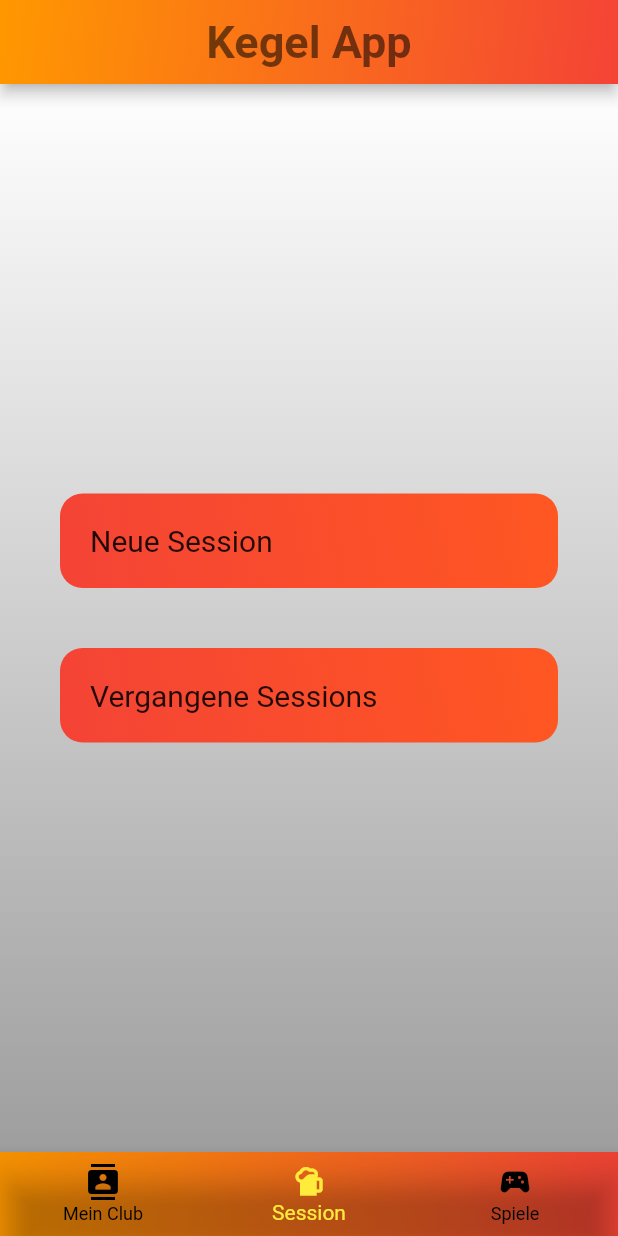
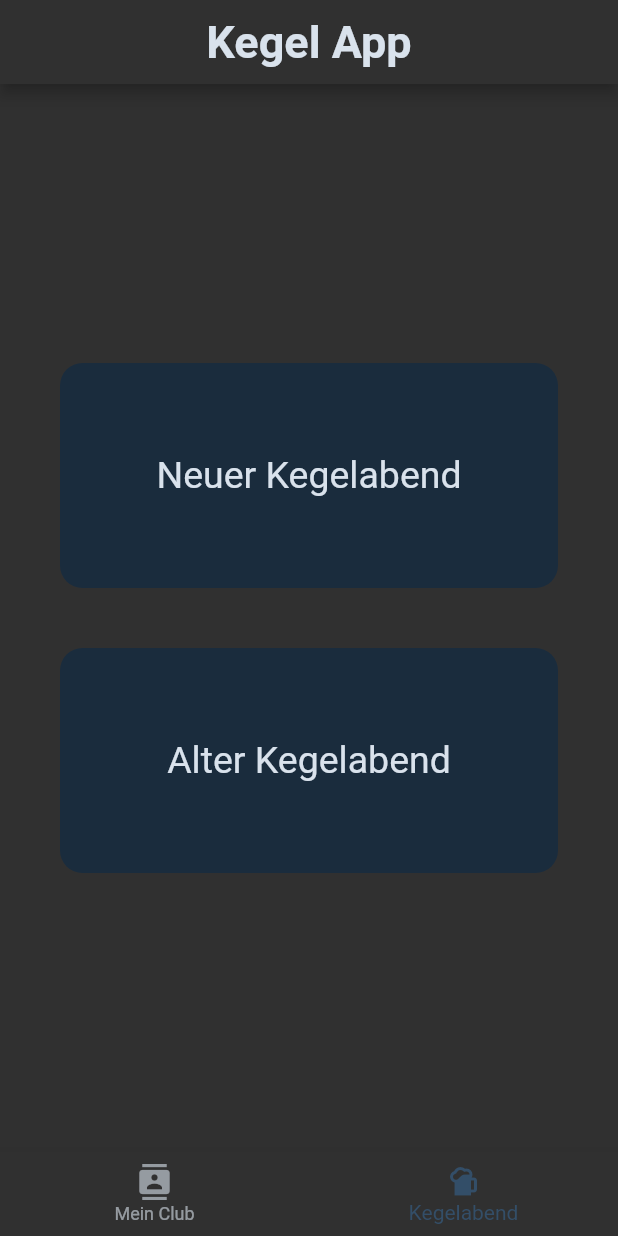
Before and after one commit to schikkinikki/KegelApp, a Flutter app: the screen it shows after launch, item 2 of the bottom bar chosen, on a phone screen of 412 x 824 dp. Run offline on Flutter 3.47's test engine with Material 2 defaults, Android fonts, the phone set to English and light mode, and no system bars; our stand-ins replace sqflite; missing offline and left inert: flutter_mailer, syncfusion_flutter_xlsio; accounts and stored records are empty.

Commit message:
redesign ui to dark/blue theme

```diff
--- a/KegelApp/lib/screens/sessions_screen.dart
+++ b/KegelApp/lib/screens/sessions_screen.dart
@@ -38,38 +38,38 @@ class _SessionScreenState extends State<SessionScreen> {
           GestureDetector(
             onTap: () => switchScreen(NewSessionScreen.routeName),
             child: Container(
+              height: 150,
               decoration: BoxDecoration(
                 borderRadius: BorderRadius.circular(15),
-                gradient: LinearGradient(
-                  begin: Alignment.bottomLeft,
-                  end: Alignment.topRight,
-                  colors: [Colors.red, Colors.deepOrange],
-                ),
+                color: Color.fromRGBO(16, 42, 67, 0.7),
               ),
               margin: EdgeInsets.all(20),
               padding: EdgeInsets.all(20),
-              child: Text(
-                "Neue Session",
-                style: TextStyle(fontSize: 20),
+              child: Center(
+                child: Text(
+                  "Neuer Kegelabend",
+                  style: TextStyle(
+                      fontSize: 25, color: Color.fromRGBO(217, 226, 236, 1)),
+                ),
               ),
             ),
           ),
           GestureDetector(
             onTap: () => switchScreen(OldSessionScreenV2.routeName),
             child: Container(
+              height: 150,
               decoration: BoxDecoration(
                 borderRadius: BorderRadius.circular(15),
-                gradient: LinearGradient(
-                  begin: Alignment.bottomLeft,
-                  end: Alignment.topRight,
-                  colors: [Colors.red, Colors.deepOrange],
-                ),
+                color: Color.fromRGBO(16, 42, 67, 0.7),
               ),
               margin: EdgeInsets.all(20),
               padding: EdgeInsets.all(20),
-              child: Text(
-                "Vergangene Sessions",
-                style: TextStyle(fontSize: 20),
+              child: Center(
+                child: Text(
+                  "Alter Kegelabend",
+                  style: TextStyle(
+                      fontSize: 25, color: Color.fromRGBO(217, 226, 236, 1)),
+                ),
               ),
             ),
           ),
--- a/KegelApp/lib/screens/tabs_screen.dart
+++ b/KegelApp/lib/screens/tabs_screen.dart
@@ -25,50 +25,28 @@ class _TabsScreenState extends State<TabsScreen> {
   Widget build(BuildContext context) {
     return Scaffold(
       appBar: AppBar(
-        flexibleSpace: Container(
-          decoration: BoxDecoration(
-            gradient: LinearGradient(
-              begin: Alignment.topLeft,
-              end: Alignment.bottomRight,
-              colors: [Colors.orange, Colors.red],
-            ),
-          ),
-        ),
+        backgroundColor: Color.fromRGBO(48, 48, 48, 1),
         title: Text(
           "Kegel App",
           style: TextStyle(
             fontWeight: FontWeight.bold,
             fontSize: 30,
-            color: Colors.black54,
+            color: Color.fromRGBO(217, 226, 236, 1),
           ),
         ),
         centerTitle: true,
       ),
+      backgroundColor: Color.fromRGBO(48, 48, 48, 1),
       body: Container(
-        decoration: BoxDecoration(
-          gradient: LinearGradient(
-              begin: Alignment.topCenter,
-              end: Alignment.bottomCenter,
-              colors: [Colors.white, Colors.grey]),
-        ),
         child: _pages[_selectedPageIndex],
       ),
       bottomNavigationBar: Container(
-        decoration: BoxDecoration(
-          gradient: LinearGradient(
-            begin: Alignment.bottomLeft,
-            end: Alignment.topRight,
-            colors: [
-              Colors.orange,
-              Colors.red,
-            ],
-          ),
-        ),
+        color: Color.fromRGBO(48, 48, 48, 1),
         child: BottomNavigationBar(
           onTap: _selectPage,
-          backgroundColor: Colors.transparent,
-          selectedItemColor: Colors.yellow,
-          unselectedItemColor: Colors.black,
+          backgroundColor: Color.fromRGBO(48, 48, 48, 1),
+          selectedItemColor: Color.fromRGBO(51, 78, 104, 1),
+          unselectedItemColor: Color.fromRGBO(217, 226, 236, 0.6),
           currentIndex: _selectedPageIndex,
           items: [
             BottomNavigationBarItem(
@@ -77,12 +55,13 @@ class _TabsScreenState extends State<TabsScreen> {
             ),
             BottomNavigationBarItem(
               icon: Icon(Icons.sports_bar),
-              label: "Session",
+              label: "Kegelabend",
             ),
-            BottomNavigationBarItem(
-              icon: Icon(Icons.sports_esports),
-              label: "Spiele",
-            ),
+            //Maybe in future add feature to play simple games in app
+            // BottomNavigationBarItem(
+            //   icon: Icon(Icons.sports_esports),
+            //   label: "Spiele",
+            // ),
           ],
         ),
       ),
```
Also changed, not shown: KegelApp/lib/screens/my_club_screen.dart (+23 -15 lines), KegelApp/lib/screens/new_session_screen.dart (+22 -13 lines), KegelApp/lib/screens/old_session_detail_screen.dart (+5 -9 lines), KegelApp/lib/screens/old_session_screen_v2.dart (+40 -17 lines), KegelApp/lib/widgets/NewDropDownMenu.dart (+23 -3 lines).
